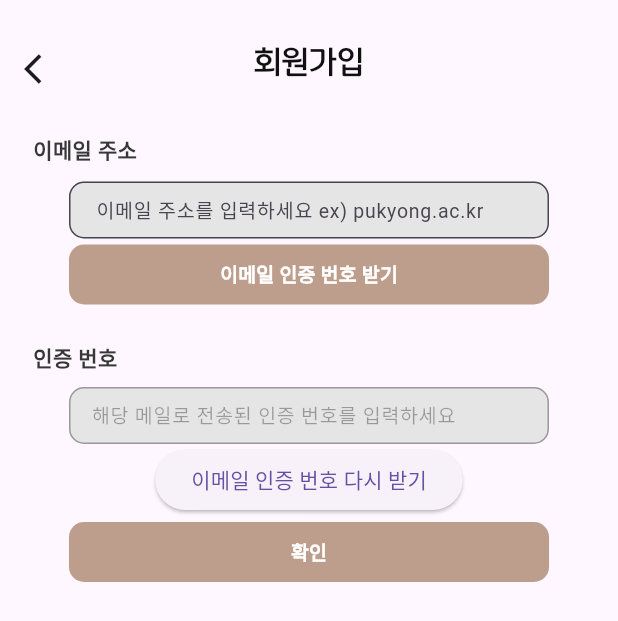
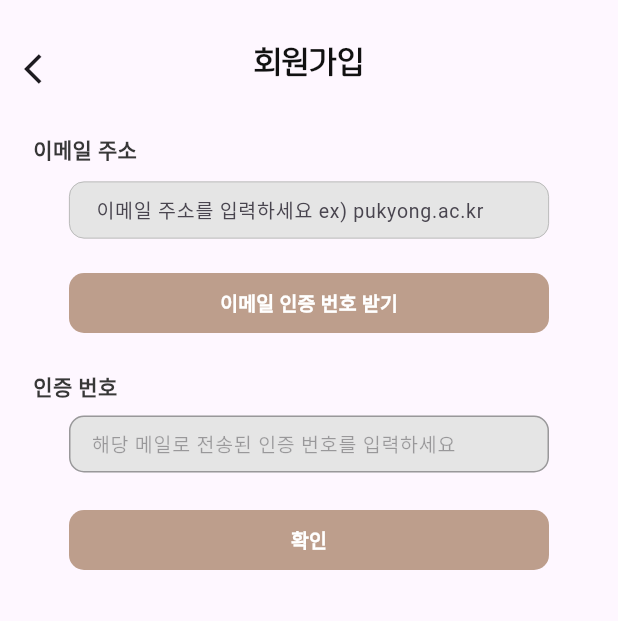
Before and after one commit to pknu-wap/Quokka, a Flutter app: the SignUpScreen screen opened directly, on a phone screen of 412 x 824 dp. Shown: the top 621 px of the screen. Run offline on Flutter 3.47's test engine with Material 3 defaults, Android fonts, the phone set to English and light mode, and no system bars; our stand-ins replace confetti, image_picker; Roboto replaces fonts that are missing (Pretendard); project files that could hold a hidden picture were left out.

Commit message:
feat: 타이머 기능 추가, 텍스트 필드 디자인 추가

```diff
--- a/client/front/lib/sign_up.dart
+++ b/client/front/lib/sign_up.dart
@@ -13,26 +13,23 @@ class _SignUpScreenState extends State<SignUpScreen> {
   final int minverificationLength = 6; // 닉네임 최소 길이 설정
   final int maxverificationLength = 6; // 닉네임 최대 길이 설정
 
-  TextEditingController emailController =
-      TextEditingController(); // 이메일 입력란의 상태 관리
-  TextEditingController verificationCodeController =
-      TextEditingController(); // 인증 코드 입력란의 상태 관리
+  TextEditingController emailController = TextEditingController(); // 이메일 입력란의 상태 관리
+  TextEditingController verificationCodeController = TextEditingController(); // 인증 코드 입력란의 상태 관리
 
   bool isEmailButtonEnabled = false; // 이메일 전송 버튼의 활성화 상태 = 비활성화
   bool isVerificationCodeEnabled = false; // 인증 번호 텍스트 필드의 활성화 상태 = 비활성화
   bool isVerifyButtonEnabled = false; // 인증 번호 확인 버튼의 활성화 상태 = 비활성화
-  bool isTimerRunning = false;
 
-  int _start = 10;
-  Timer _timer;
+  int _seconds = 5;
+  bool _isRunning = false;
+  late Timer _timer;
+  // _SignUpScreenState() : _timer = Timer(Duration(seconds: 0), () {});
 
-  _SignUpScreenState() : _timer = Timer(Duration(seconds: 0), () {});
 
   @override
   void initState() {
     // 위젯의 초기 상태 설정 = 이메일 및 인증 코드 입력란의 상태 변화 감지
     super.initState();
-    // _timer = Timer(Duration(seconds: 0), (), {});
     emailController.addListener(updateEmailButtonState);
     verificationCodeController.addListener(updateVerifyButtonState);
   }
@@ -42,25 +39,31 @@ class _SignUpScreenState extends State<SignUpScreen> {
     // 위젯이 제거될 때 호출됨
     emailController.dispose();
     verificationCodeController.dispose();
-    _timer?.cancel(); // 타이머 계속 실행 중인 경우 dispose 시에 취소해야 함.
+    _timer.cancel(); // 타이머 계속 실행 중인 경우 dispose 시에 취소해야 함.
     super.dispose();
   }
-
-  void startTimer() {
-    const oneSec = Duration(seconds: 1);
-    _timer = Timer.periodic(oneSec, (Timer timer) {
-      if (_start == 0) {
+  void _resetTimer(){
     setState(() {
-          timer.cancel();
-          isTimerRunning = false;
-          isEmailButtonEnabled = true; // 타이머가 종료되면 다시 이메일 버튼을 활성화합니다.
-        });
-      } else {
-        setState(() {
-          _start--;
+      _seconds = 180;
     });
   }
+  void _startTimer() {
+    _isRunning = true;
+    _timer = Timer.periodic(Duration(seconds: 1), (timer) {// 1초마다 반복되는 타이머 생성
+      setState(() {
+        if (_seconds > 0) {
+          _seconds --; // 시간이 갈 수록 1씩 감소하기
+        } else {
+          _resetTimer(); // 시간이 다 지나가면 타이머를 리셋하기
+        }
       });
+    });
+  }
+
+  String _formatTime(int seconds) {
+    int minutes = seconds ~/ 60;
+    int remainingSeconds = seconds % 60;
+    return '${minutes.toString().padLeft(2, '0')}:${remainingSeconds.toString().padLeft(2, '0')}';
   }
 
   // 정규 표현식을 사용하여 이메일 주소 유효성 검사
@@ -92,31 +95,26 @@ class _SignUpScreenState extends State<SignUpScreen> {
     // 인증 코드 입력란의 텍스트 변경 감지하여 이메일 전성 버튼의 활성화 상태 업데이트
     setState(() {
       if (isEmailButtonEnabled) {
+        //타이머 활성화 시키기
         isVerificationCodeEnabled = true; // 인증번호 텍스트 필드
         isVerifyButtonEnabled = true; // 인증번호 확인 버튼
       }
     });
   }
 
-  String actualVerificationCode =
-      "123456"; // 이메일 인증번호 받기 버튼 클릭 시, 실제로 전송된 인증 번호를 저장할 변수
+  String actualVerificationCode = "123456"; // 이메일 인증번호 받기 버튼 클릭 시, 실제로 전송된 인증 번호를 저장할 변수
   String errorMessage = ''; // 오류 메시지를 저장할 변수
 
   // 실제로 전송된 인증번호와 사용자가 입력한 인증번호가 같은지 확인
   void checkVerificationCode() {
     String enteredCode =
-        verificationCodeController.text.trim(); // 사용자가 입력한 인정번호
+        verificationCodeController.text.trim(); // 사용자가 입력한 인증번호
     // 사용자가 입력한 인증 번호가 실제로 전송된 인증 번호와 일치할 때,
     if (enteredCode == actualVerificationCode) {
       // 다음 화면으로 이동하기
       Navigator.push(
           context, MaterialPageRoute(builder: (context) => Upload_Image()));
     } else {
-      // 사용자가 입력한 인증 번호가 실제로 전송된 인증 번호와 일치하지 않을 때,
-      setState(() {
-        errorMessage = "인증 번호가 일치하지 않습니다.";
-      });
-
       showDialog(
         context: context,
         builder: (BuildContext context) {
@@ -197,13 +195,9 @@ class _SignUpScreenState extends State<SignUpScreen> {
 
                     Container(
                       margin: EdgeInsets.only(top: 11.0),
-                      // 비밀번호 텍스트 필드에 대한 마진 설정
+                      // 이메일 주소 텍스트 필드에 대한 마진 설정
                       width: 320,
                       height: 38,
-                      // 텍스트 필드의 높이 설정
-                      /*child: Padding(
-                              padding: const EdgeInsets.symmetric(horizontal: 0),*/
-                      // 가로 패딩 추가
                       child: TextField(
                         controller: emailController,
                         decoration: InputDecoration(
@@ -220,68 +214,53 @@ class _SignUpScreenState extends State<SignUpScreen> {
                               fontWeight: FontWeight.w400),
                           contentPadding: EdgeInsets.only(left: 14, right: 14),
                           // 텍스트를 수직으로 가운데 정렬
-                          // border: InputBorder.none,
+                          border: InputBorder.none,
                           // 밑줄 없애기
-                          border: OutlineInputBorder(
-                            borderRadius: BorderRadius.circular(10.0),
+                          focusedBorder: OutlineInputBorder(
+                            borderRadius:
+                                BorderRadius.all(Radius.circular(10.0)),
                             borderSide: BorderSide(
                                 color: Color(0xFFACACAC), width: 0.5 // 테두리 굵기
                                 ),
                           ),
-                          // focusedBorder: OutlineInputBorder(
-                          //   borderRadius:
-                          //       BorderRadius.all(Radius.circular(10.0)),
-                          //   borderSide: BorderSide(
-                          //       color: Color(0xFFACACAC), width: 0.5 // 테두리 굵기
-                          //       ),
-                          // ),
-                          // enabledBorder: OutlineInputBorder(
-                          //   borderRadius:
-                          //       BorderRadius.all(Radius.circular(10.0)),
-                          //   borderSide: BorderSide(
-                          //       color: Color(0xFFACACAC), width: 0.5 // 테두리 굵기
-                          //       ),
-                          // ),
+                          enabledBorder: OutlineInputBorder(
+                            borderRadius:
+                                BorderRadius.all(Radius.circular(10.0)),
+                            borderSide: BorderSide(
+                                color: Color(0xFFACACAC), width: 0.5 // 테두리 굵기
+                                ),
+                          ),
                         ),
                         keyboardType: TextInputType.emailAddress,
                       ),
                     ), // 이메일 텍스트 입력 구현(누르면 글자 사라짐)
 
                     Container(
-                      margin: EdgeInsets.only(top: 0),
-                      // 인증번호 텍스트 필드에 대한 마진 설정
+                      margin: EdgeInsets.only(top: 19),
                       child: ElevatedButton(
-                        onPressed: isEmailButtonEnabled && !isTimerRunning
+                        onPressed: isEmailButtonEnabled
                             ? () {
                                 // 버튼이 클릭되었을 때 수행할 작업을 여기에 추가합니다.
                                 setState(() {
-                                  isVerificationCodeEnabled =
-                                      true; // 이메일 인증번호 받기 버튼 클릭 시 비밀번호 텍스트 필드 활성화
-                                  // isEmailButtonEnabled = false; // 인증번호 다시 받지 못 하도록 함.
-                                  isTimerRunning = true; // 타이머가 시작되었음
+                                  isVerificationCodeEnabled = true; // 이메일 인증번호 받기 버튼 클릭 시 비밀번호 텍스트 필드 활성화
+                                  _resetTimer();
+                                  _startTimer();
                                 });
-                                startTimer();
+                                // startTimer();
                                 print('Email Button Clicked!');
                               }
                             : null,
                         style: ButtonStyle(
                           // 버튼의 배경색 변경하기
                           backgroundColor: isEmailButtonEnabled
-                              ? MaterialStateProperty.all<Color>(
-                                  Color(0xFF7C3D1A))
-                              : MaterialStateProperty.all<Color>(
-                                  Color(0xFFBD9E8C)),
-                          /*backgroundColor: MaterialStateProperty.all<Color>(Color(0xFF7C3D1A)),*/
-                          // 0xFF로 시작하는 16진수 색상 코드 사용,
-                          // 버튼의 크기 정하기
+                              ? MaterialStateProperty.all<Color>(Color(0xFF7C3D1A))
+                              : MaterialStateProperty.all<Color>(Color(0xFFBD9E8C)),
                           minimumSize:
                               MaterialStateProperty.all<Size>(Size(320, 40)),
                           // 버튼의 모양 변경하기
-                          shape:
-                              MaterialStateProperty.all<RoundedRectangleBorder>(
+                          shape: MaterialStateProperty.all<RoundedRectangleBorder>(
                             RoundedRectangleBorder(
-                              borderRadius: BorderRadius.circular(
-                                  10), // 원하는 모양에 따라 BorderRadius 조절
+                              borderRadius: BorderRadius.circular(10), // 원하는 모양에 따라 BorderRadius 조절
                             ),
                           ),
                         ),
@@ -313,6 +292,9 @@ class _SignUpScreenState extends State<SignUpScreen> {
                       ),
                     ),
 
+                    Stack(
+                      alignment: Alignment.center,
+                      children: [
                         Container(
                           margin: EdgeInsets.only(top: 9.0),
                           width: 320,
@@ -324,7 +306,8 @@ class _SignUpScreenState extends State<SignUpScreen> {
                               hintStyle: TextStyle(
                                   fontSize: 13,
                                   fontFamily: 'Pretendard',
-                              fontWeight: FontWeight.w400),
+                                  fontWeight: FontWeight.w400
+                              ),
                               filled: true,
                               fillColor: Color(0xFFE5E5E5),
                               labelStyle: TextStyle(
@@ -333,10 +316,23 @@ class _SignUpScreenState extends State<SignUpScreen> {
                                   fontWeight: FontWeight.w400),
                               contentPadding: EdgeInsets.only(left: 11, right: 11),
                               // 텍스트를 수직으로 가운데 정렬
-                          // border: InputBorder.none,
-                          // 밑줄 없애기
                               border: OutlineInputBorder(
-                            borderRadius: BorderRadius.circular(10.0),
+                                borderRadius:
+                                BorderRadius.all(Radius.circular(10.0)),
+                                borderSide: BorderSide(
+                                    color: Color(0xFFACACAC), width: 0.5 // 테두리 굵기
+                                ),
+                              ),                              // 밑줄 없애기
+                              focusedBorder: OutlineInputBorder(
+                                borderRadius:
+                                BorderRadius.all(Radius.circular(10.0)),
+                                borderSide: BorderSide(
+                                    color: Color(0xFFACACAC), width: 0.5 // 테두리 굵기
+                                ),
+                              ),
+                              enabledBorder: OutlineInputBorder(
+                                borderRadius:
+                                BorderRadius.all(Radius.circular(10.0)),
                                 borderSide: BorderSide(
                                     color: Color(0xFFACACAC), width: 0.5 // 테두리 굵기
                                 ),
@@ -345,46 +341,29 @@ class _SignUpScreenState extends State<SignUpScreen> {
                             keyboardType: TextInputType.number,
                             obscureText: true,
                             // 인증 번호 안보이도록 하는 것
-                        enabled:
-                            isVerificationCodeEnabled, // 인증 번호 텍스트 필드 활성화 여부 결정
+                            enabled: isVerificationCodeEnabled, // 인증 번호 텍스트 필드 활성화 여부 결정
                           ),
                         ), // 인증 번호 텍스트 입력 구현(누르면 글자 사라짐 + 입력 시 인증 번호 숨기기)
-                    if (isTimerRunning) // 타이머가 실행 중인 경우에만 타이머를 보여줍니다.
+
+                        if (_isRunning)
                           Positioned(
-                        top: 70, // 타이머를 위로 올릴 위치 조정
-                        right: 20, // 타이머를 오른쪽으로 이동
-                        child: Container(
-                          padding: EdgeInsets.all(8),
-                          decoration: BoxDecoration(
-                            color: Colors.black.withOpacity(0.6),
-                            // 배경색 및 투명도 조절
-                            borderRadius: BorderRadius.circular(10),
-                          ),
+                            top: 20,
+                            right: 10,
                             child: Text(
-                            '$_start', // 현재 시간 표시
+                              '${_formatTime(_seconds)}',
                               style: TextStyle(
-                              color: Colors.white,
-                              fontSize: 16,
+                                fontSize: 13,
+                                fontFamily: 'Pretendard',
+                                fontWeight: FontWeight.w500,
+                                color: Color(0xFFFD4848)
                               ),
                             ),
                          ),
+                      ],
                     ),
-                    if (!isTimerRunning &&
-                        !isEmailButtonEnabled) // 타이머가 실행 중이 아니고, 이메일 버튼이 비활성화된 경우
-                      Positioned(
-                        top: 80, // 버튼을 위로 올릴 위치 조정
-                        right: 20, // 버튼을 오른쪽으로 이동
-                        child: ElevatedButton(
-                          onPressed: () {
-                            setState(() {
-                              isEmailButtonEnabled = true; // 이메일 버튼 활성화
-                            });
-                          },
-                          child: Text('이메일 인증 번호 다시 받기'),
-                        ),
-                      ),
+
                     Container(
-                      margin: EdgeInsets.only(top: 0),
+                      margin: EdgeInsets.only(top: 21),
                       child: ElevatedButton(
                         onPressed: isVerifyButtonEnabled
                             ? () {
```
Also changed, not shown: client/front/lib/profile.dart (+55 -60 lines). Lines whose indentation alone changed are shown as unchanged.
